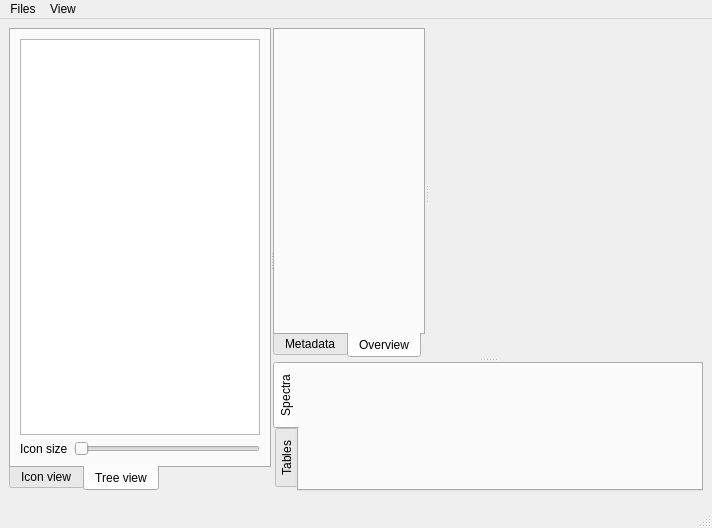
Above: lib/ui/main_window.ui from sem-geologist/HussariX before the change. Below: the same form after it.
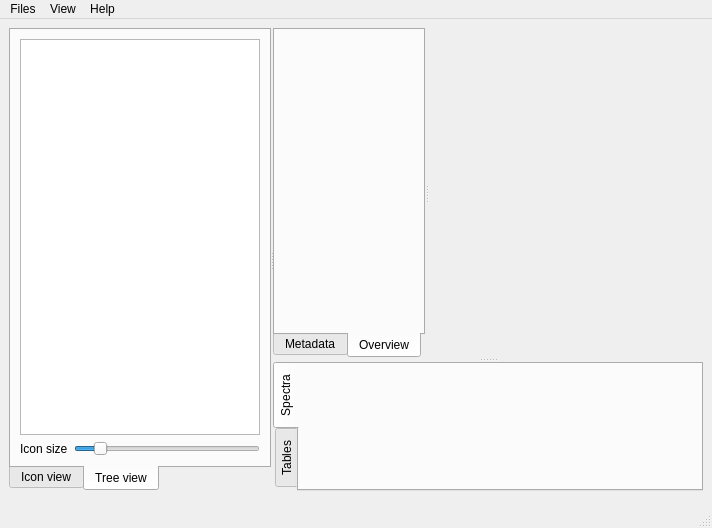
That is the form after the change. The open tabs and pages were chosen to show the change.

```diff
--- a/lib/ui/main_window.ui
+++ b/lib/ui/main_window.ui
@@ -142,7 +142,7 @@
             <number>64</number>
            </property>
            <property name="value">
-            <number>32</number>
+            <number>64</number>
            </property>
            <property name="orientation">
             <enum>Qt::Horizontal</enum>
@@ -275,8 +275,15 @@
      <string>View</string>
     </property>
    </widget>
+   <widget class="QMenu" name="menuHelp">
+    <property name="title">
+     <string>Help</string>
+    </property>
+    <addaction name="actionAbout_Qt"/>
+   </widget>
    <addaction name="menuFiles"/>
    <addaction name="menuSettings"/>
+   <addaction name="menuHelp"/>
   </widget>
   <widget class="QStatusBar" name="statusbar"/>
   <action name="actionLoad">
```
Left out of the diff: 31 changed lines with no effect on the pictures.
